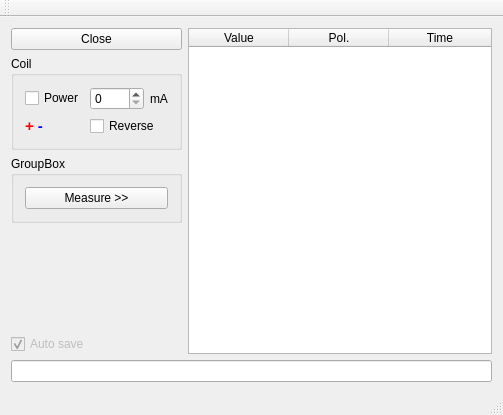
First picture: the form in src/mainwindow.ui, repository mBr001/hall, before the edit.
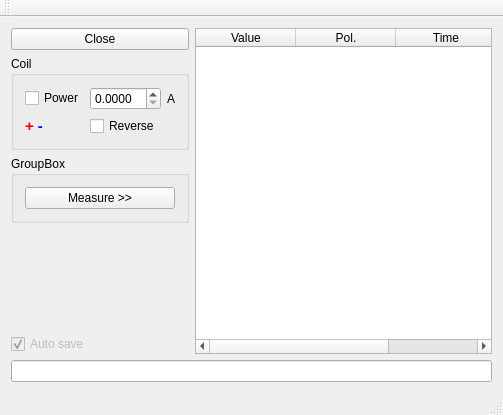
Second picture: the form after the edit.

Commit message: Adjust showing of config dialog box.

The edit to the form file:
```diff
--- a/src/mainwindow.ui
+++ b/src/mainwindow.ui
@@ -28,17 +28,10 @@
          </property>
         </widget>
        </item>
-       <item row="0" column="2">
-        <widget class="QSpinBox" name="currentSpinBox">
-         <property name="maximum">
-          <number>1000</number>
-         </property>
-        </widget>
-       </item>
        <item row="0" column="3">
         <widget class="QLabel" name="label">
          <property name="text">
-          <string>mA</string>
+          <string>A</string>
          </property>
         </widget>
        </item>
@@ -60,6 +53,13 @@
          </property>
         </widget>
        </item>
+       <item row="0" column="2">
+        <widget class="QDoubleSpinBox" name="currentDoubleSpinBox">
+         <property name="decimals">
+          <number>4</number>
+         </property>
+        </widget>
+       </item>
       </layout>
      </widget>
     </item>
```
Left out of the diff: 2 changed lines with no effect on the pictures. The commit also changes 4 other files.
